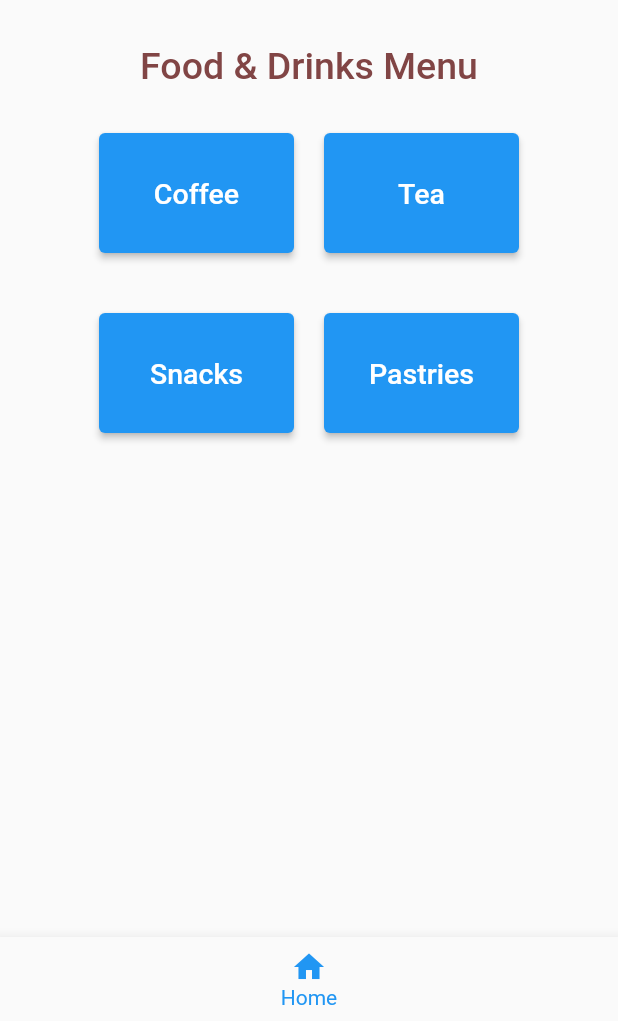
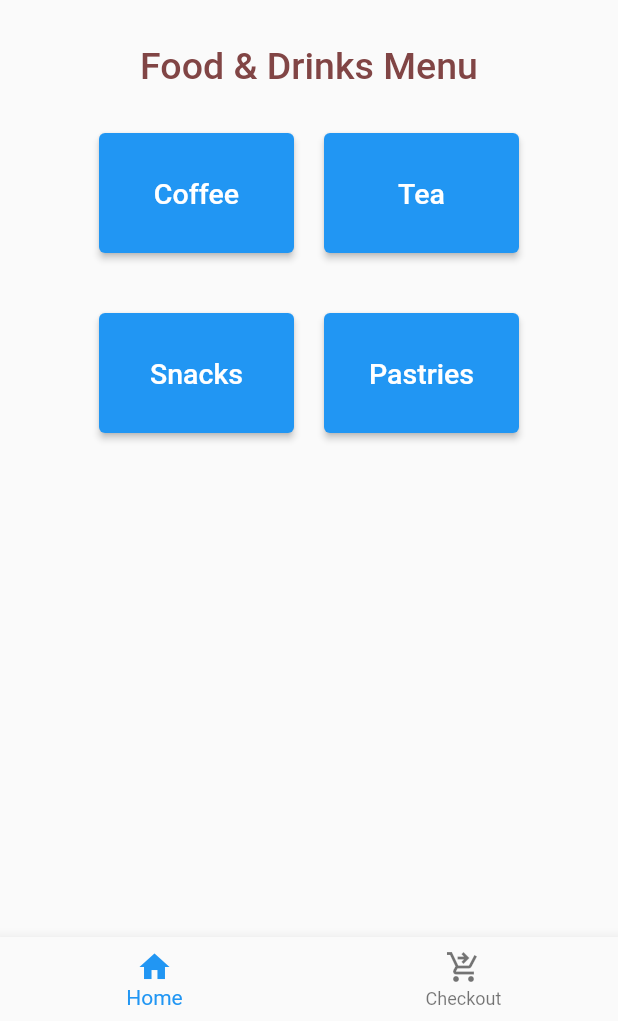
Before and after one commit to suhailfallel/Coffecafe, a Flutter app: the Homepage screen opened directly, on a phone screen of 412 x 824 dp, the part 215-1236 px from its top. Run offline on Flutter 3.47's test engine with Material 2 defaults, Android fonts, the light colour scheme and no system bars; our stand-ins replace sqflite; accounts and stored records are empty.

Commit message:
Second Commit

```diff
--- a/coffecafe/lib/homepage.dart
+++ b/coffecafe/lib/homepage.dart
@@ -51,6 +51,7 @@ class Home1 extends State<Homepage> with TickerProviderStateMixin {
         type: BottomNavigationBarType.fixed,
         items: const [
           BottomNavigationBarItem(icon: Icon(Icons.home), label: 'Home'),
+          BottomNavigationBarItem(icon: Icon(Icons.shopping_cart_checkout), label: 'Checkout'),
         ],
       ),
     );
```
